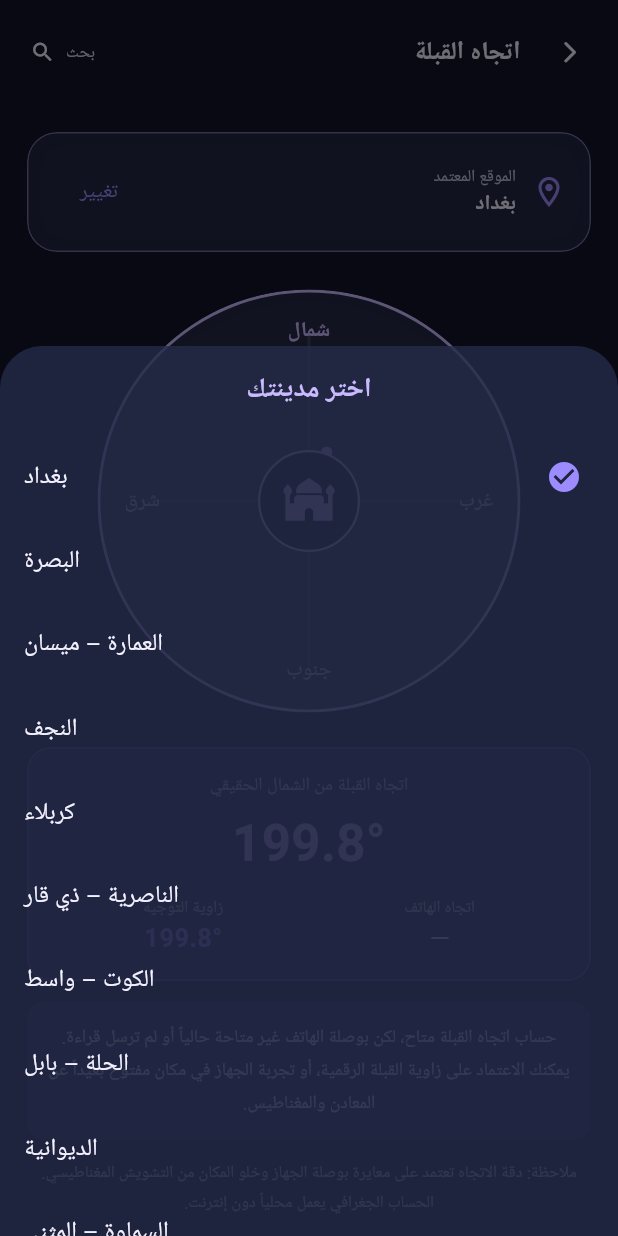
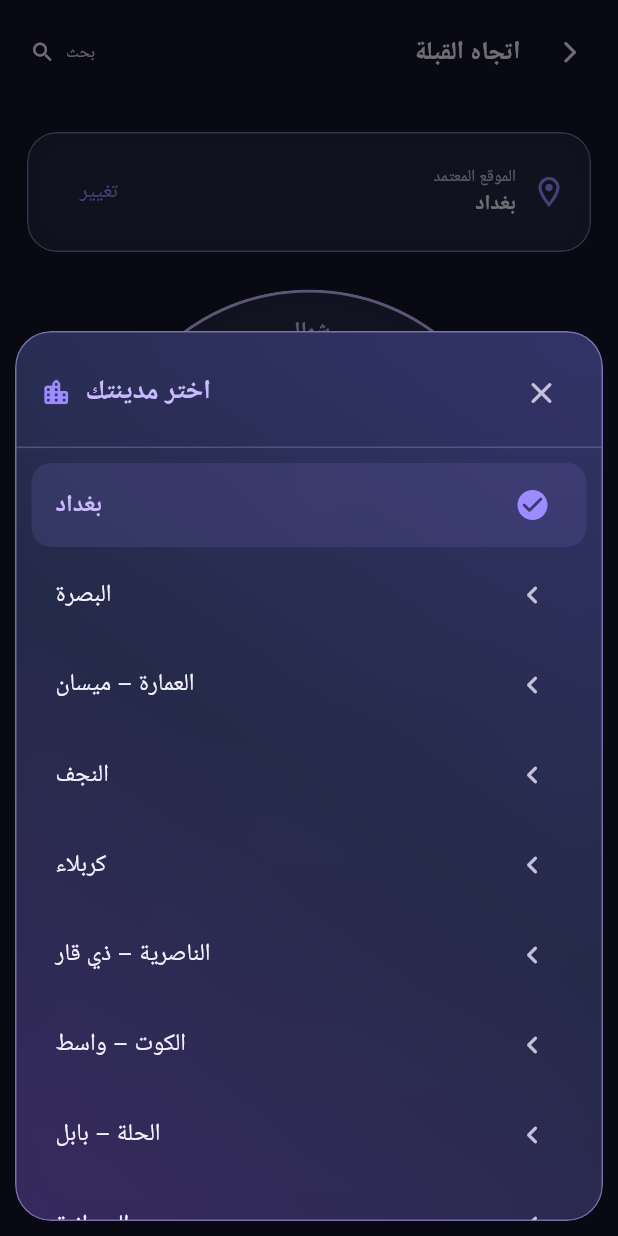
Before and after one commit to akaml7143-source/al-kamil, a Flutter app: the QiblaScreen screen opened directly, after a tap on "تغيير", on a phone screen of 412 x 824 dp. Run offline on Flutter 3.47's test engine with Material 3 defaults, Android fonts, the phone set to English and light mode, and no system bars; our stand-ins replace flutter_compass, material_ui, shared_preferences; missing offline and left inert: adhan_dart, qcf_quran_plus; accounts and stored records are empty.

Commit message:
Refine prayer schedule and qibla city selector glass surfaces

```diff
--- a/lib/prayer_times_screen.dart
+++ b/lib/prayer_times_screen.dart
@@ -567,6 +567,29 @@ class _PrayerTimesScreenState extends State<PrayerTimesScreen> {
                       ),
                       child: Column(
                         children: [
+                          const Padding(
+                            padding: EdgeInsets.fromLTRB(4, 2, 4, 10),
+                            child: Row(
+                              children: [
+                                Icon(Icons.schedule_rounded, color: _turquoise, size: 18),
+                                SizedBox(width: 8),
+                                Text(
+                                  'مواقيت الصلاة لهذا اليوم',
+                                  style: TextStyle(
+                                    color: _ivory,
+                                    fontSize: 13,
+                                    fontWeight: FontWeight.bold,
+                                  ),
+                                ),
+                                Spacer(),
+                                Icon(Icons.wifi_off_rounded, color: _mutedIvory, size: 14),
+                                SizedBox(width: 4),
+                                Text('محلياً', style: TextStyle(color: _mutedIvory, fontSize: 10)),
+                              ],
+                            ),
+                          ),
+                          const Divider(color: Color(0x33C9B9FF), height: 1),
+                          const SizedBox(height: 4),
                           for (final prayer in [
                             _PrayerEntry('الفجر', Icons.nights_stay_rounded,
                                 _today!.fajr.toLocal(), 'fajr'),
--- a/lib/qibla_screen.dart
+++ b/lib/qibla_screen.dart
@@ -135,36 +135,82 @@ class _QiblaScreenState extends State<QiblaScreen> {
   Future<void> _chooseCity() async {
     final selected = await showModalBottomSheet<QiblaCity>(
       context: context,
-      backgroundColor: _qiblaPanel,
+      backgroundColor: Colors.transparent,
       isScrollControlled: true,
       builder: (sheetContext) => SafeArea(
-        child: SizedBox(
+        child: Padding(
+          padding: const EdgeInsets.fromLTRB(10, 0, 10, 10),
+          child: ClipRRect(
+            borderRadius: BorderRadius.circular(24),
+            child: BackdropFilter(
+              filter: ImageFilter.blur(sigmaX: 16, sigmaY: 16),
+              child: Container(
                 height: MediaQuery.of(sheetContext).size.height * 0.72,
+                decoration: BoxDecoration(
+                  gradient: const LinearGradient(
+                    begin: Alignment.topRight,
+                    end: Alignment.bottomLeft,
+                    colors: [Color(0xEE34356C), Color(0xF2252B4A), Color(0xEE392B62)],
+                  ),
+                  borderRadius: BorderRadius.circular(24),
+                  border: Border.all(color: _qiblaGold.withValues(alpha: 0.48)),
+                  boxShadow: [BoxShadow(color: _qiblaTeal.withValues(alpha: 0.12), blurRadius: 24)],
+                ),
                 child: Column(
                   children: [
-              const Padding(
-                padding: EdgeInsets.all(16),
+                    Padding(
+                      padding: const EdgeInsets.fromLTRB(16, 16, 16, 12),
+                      child: Row(
+                        children: [
+                          const Icon(Icons.location_city_rounded, color: _qiblaTeal, size: 21),
+                          const SizedBox(width: 9),
+                          const Expanded(
                             child: Text('اختر مدينتك', style: TextStyle(
                               color: _qiblaGold, fontSize: 18, fontWeight: FontWeight.bold,
                             )),
                           ),
+                          IconButton(
+                            tooltip: 'إغلاق',
+                            onPressed: () => Navigator.pop(sheetContext),
+                            icon: const Icon(Icons.close_rounded, color: _qiblaMuted),
+                          ),
+                        ],
+                      ),
+                    ),
+                    const Divider(color: Color(0x44C9B9FF), height: 1),
                     Expanded(
                       child: ListView.builder(
+                        padding: const EdgeInsets.symmetric(vertical: 8),
                         itemCount: qiblaCities.length,
                         itemBuilder: (context, index) {
                           final city = qiblaCities[index];
-                    return ListTile(
+                          final selected = city.id == _cityId;
+                          return Padding(
+                            padding: const EdgeInsets.symmetric(horizontal: 10, vertical: 2),
+                            child: Material(
+                              color: selected ? _qiblaTeal.withValues(alpha: 0.12) : Colors.transparent,
+                              borderRadius: BorderRadius.circular(13),
+                              child: ListTile(
                                 key: ValueKey('qibla_city_${city.id}'),
-                      title: Text(city.name, style: const TextStyle(color: _qiblaIvory)),
-                      trailing: city.id == _cityId
-                          ? const Icon(Icons.check_circle, color: _qiblaTeal)
-                          : null,
+                                shape: RoundedRectangleBorder(borderRadius: BorderRadius.circular(13)),
+                                title: Text(city.name, style: TextStyle(
+                                  color: selected ? _qiblaGold : _qiblaIvory,
+                                  fontWeight: selected ? FontWeight.bold : FontWeight.normal,
+                                )),
+                                trailing: selected
+                                    ? const Icon(Icons.check_circle_rounded, color: _qiblaTeal)
+                                    : const Icon(Icons.chevron_left_rounded, color: _qiblaMuted),
                                 onTap: () => Navigator.pop(sheetContext, city),
+                              ),
+                            ),
                           );
                         },
                       ),
                     ),
                   ],
+                ),
+              ),
+            ),
           ),
         ),
       ),
```
Lines whose indentation alone changed are shown as unchanged.
